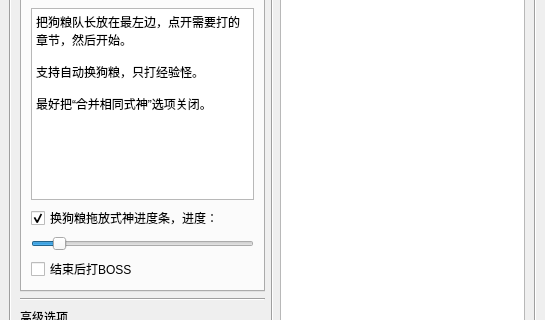
AcademicDog/onmyoji_bot, file onmyoji.ui: the form before one commit; both pictures show x 0 to 545 and y 124 to 444 of the 545 by 590 pixel window.
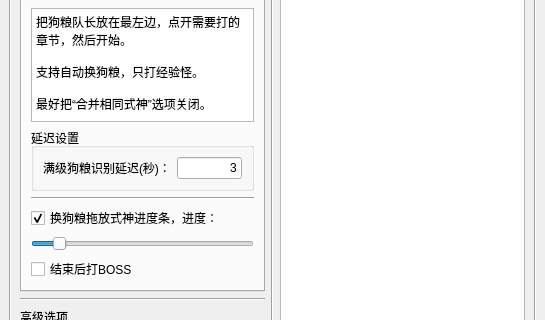
The form after the commit. The open tabs and pages were chosen to show the change.

```diff
--- a/onmyoji.ui
+++ b/onmyoji.ui
@@ -202,6 +202,38 @@
             </attribute>
             <layout class="QGridLayout" name="gridLayout_5">
              <item row="1" column="0">
+              <widget class="QGroupBox" name="groupBox_3">
+               <property name="minimumSize">
+                <size>
+                 <width>0</width>
+                 <height>0</height>
+                </size>
+               </property>
+               <property name="title">
+                <string>延迟设置</string>
+               </property>
+               <layout class="QGridLayout" name="gridLayout_8">
+                <item row="0" column="1">
+                 <widget class="QLineEdit" name="lineEdit_3">
+                  <property name="text">
+                   <string>3</string>
+                  </property>
+                  <property name="alignment">
+                   <set>Qt::AlignRight|Qt::AlignTrailing|Qt::AlignVCenter</set>
+                  </property>
+                 </widget>
+                </item>
+                <item row="0" column="0">
+                 <widget class="QLabel" name="label_5">
+                  <property name="text">
+                   <string>满级狗粮识别延迟(秒)：</string>
+                  </property>
+                 </widget>
+                </item>
+               </layout>
+              </widget>
+             </item>
+             <item row="3" column="0">
               <widget class="QCheckBox" name="checkBox_3">
                <property name="text">
                 <string>换狗粮拖放式神进度条，进度：</string>
@@ -212,6 +244,16 @@
               </widget>
              </item>
              <item row="4" column="0">
+              <widget class="QSlider" name="horizontalSlider">
+               <property name="sliderPosition">
+                <number>10</number>
+               </property>
+               <property name="orientation">
+                <enum>Qt::Horizontal</enum>
+               </property>
+              </widget>
+             </item>
+             <item row="6" column="0">
               <widget class="QCheckBox" name="checkBox_2">
                <property name="text">
                 <string>结束后打BOSS</string>
@@ -239,10 +281,7 @@
               </widget>
              </item>
              <item row="2" column="0">
-              <widget class="QSlider" name="horizontalSlider">
-               <property name="sliderPosition">
-                <number>10</number>
-               </property>
+              <widget class="Line" name="line_4">
                <property name="orientation">
                 <enum>Qt::Horizontal</enum>
                </property>
```
